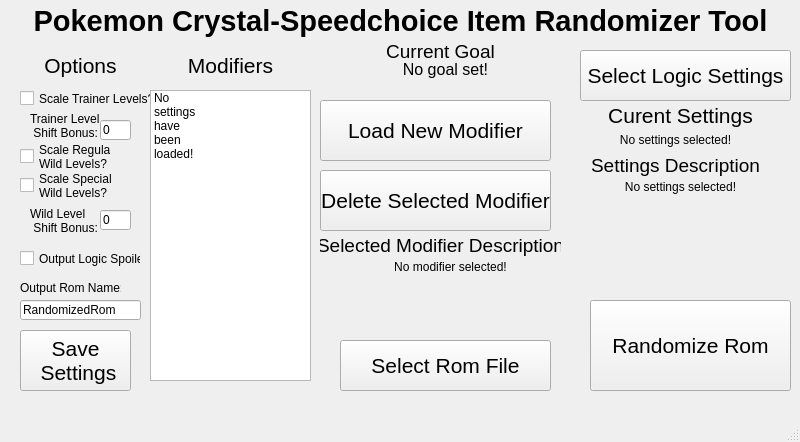
Old version of the form QTGUIDesign.ui in the repository erudnick-cohen/Pokemon-Crystal-Item-Randomizer.
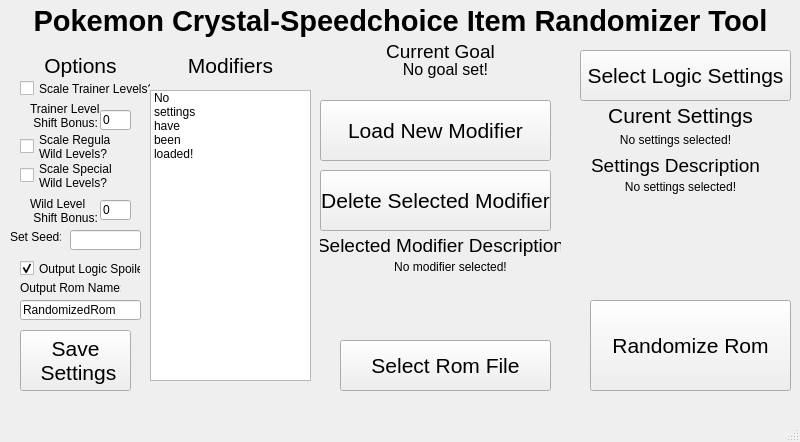
New version of the form.

Commit message: Added support for setting the seed

The edit to the form file:
```diff
--- a/QTGUIDesign.ui
+++ b/QTGUIDesign.ui
@@ -18,7 +18,7 @@
     <property name="geometry">
      <rect>
       <x>20</x>
-      <y>90</y>
+      <y>80</y>
       <width>131</width>
       <height>17</height>
      </rect>
@@ -67,7 +67,7 @@
     <property name="geometry">
      <rect>
       <x>20</x>
-      <y>136</y>
+      <y>126</y>
       <width>91</width>
       <height>41</height>
      </rect>
@@ -81,20 +81,20 @@
     <property name="geometry">
      <rect>
       <x>100</x>
-      <y>120</y>
-      <width>31</width>
-      <height>20</height>
-     </rect>
-    </property>
-    <property name="text">
-     <string>0</string>
-    </property>
-   </widget>
-   <widget class="QLabel" name="TrainerLevelShift">
-    <property name="geometry">
-     <rect>
-      <x>30</x>
       <y>110</y>
+      <width>31</width>
+      <height>20</height>
+     </rect>
+    </property>
+    <property name="text">
+     <string>0</string>
+    </property>
+   </widget>
+   <widget class="QLabel" name="TrainerLevelShift">
+    <property name="geometry">
+     <rect>
+      <x>30</x>
+      <y>100</y>
       <width>71</width>
       <height>31</height>
      </rect>
@@ -108,7 +108,7 @@
     <property name="geometry">
      <rect>
       <x>30</x>
-      <y>205</y>
+      <y>195</y>
       <width>71</width>
       <height>31</height>
      </rect>
@@ -122,7 +122,7 @@
     <property name="geometry">
      <rect>
       <x>100</x>
-      <y>210</y>
+      <y>200</y>
       <width>31</width>
       <height>20</height>
      </rect>
@@ -437,7 +437,7 @@
     <property name="geometry">
      <rect>
       <x>20</x>
-      <y>250</y>
+      <y>260</y>
       <width>121</width>
       <height>17</height>
      </rect>
@@ -445,6 +445,9 @@
     <property name="text">
      <string>Output Logic Spoiler?</string>
     </property>
+    <property name="checked">
+     <bool>true</bool>
+    </property>
    </widget>
    <widget class="QLineEdit" name="OutputRomName">
     <property name="geometry">
@@ -535,7 +538,7 @@
     <property name="geometry">
      <rect>
       <x>20</x>
-      <y>170</y>
+      <y>160</y>
       <width>111</width>
       <height>31</height>
      </rect>
@@ -545,6 +548,35 @@
 Wild Levels?</string>
     </property>
    </widget>
+   <widget class="QLineEdit" name="SeedInput">
+    <property name="geometry">
+     <rect>
+      <x>70</x>
+      <y>230</y>
+      <width>71</width>
+      <height>20</height>
+     </rect>
+    </property>
+    <property name="text">
+     <string/>
+    </property>
+   </widget>
+   <widget class="QLabel" name="SetSeedLabel">
+    <property name="geometry">
+     <rect>
+      <x>10</x>
+      <y>230</y>
+      <width>51</width>
+      <height>16</height>
+     </rect>
+    </property>
+    <property name="text">
+     <string>Set Seed:</string>
+    </property>
+    <property name="alignment">
+     <set>Qt::AlignLeading|Qt::AlignLeft|Qt::AlignTop</set>
+    </property>
+   </widget>
   </widget>
   <widget class="QMenuBar" name="menubar">
    <property name="geometry">
```
The commit also changes 3 other files.
